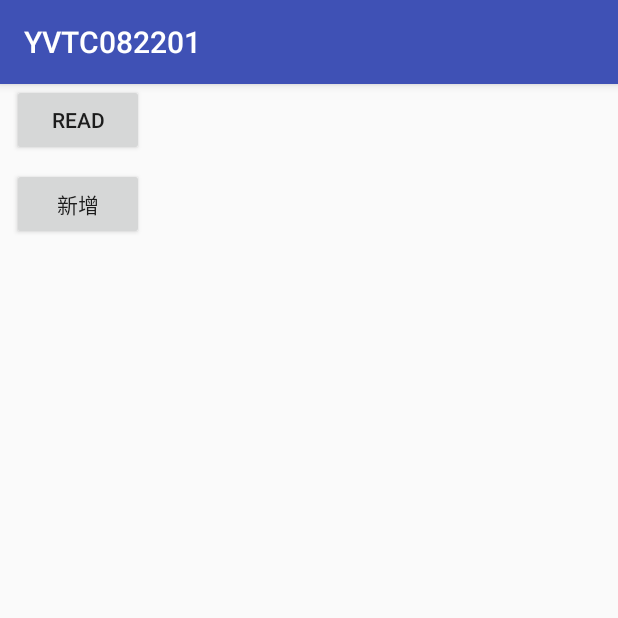
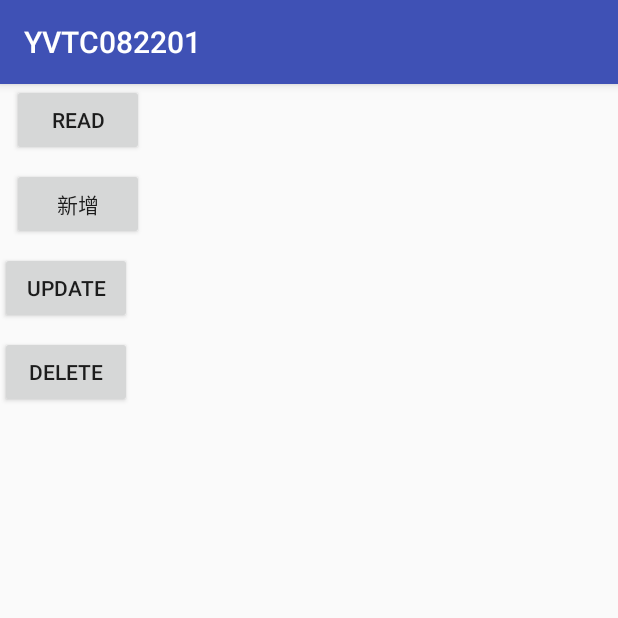
Before and after one commit to Shaojung/YVTC082201, an Android app: the screen it shows after launch (MainActivity), on a phone screen of 412 x 824 dp, the top half of it. Run offline under Robolectric (Android 15) with nearby library versions, the phone set to English and light mode, and no system bars.

```diff
--- a/app/src/main/res/layout/activity_main.xml
+++ b/app/src/main/res/layout/activity_main.xml
@@ -26,4 +26,24 @@
         android:text="新增"
         app:layout_constraintLeft_toLeftOf="parent"
         app:layout_constraintTop_toBottomOf="@+id/button" />
+
+    <Button
+        android:id="@+id/button3"
+        android:layout_width="wrap_content"
+        android:layout_height="wrap_content"
+        android:layout_marginTop="8dp"
+        android:onClick="clickUpdate"
+        android:text="Update"
+        app:layout_constraintTop_toBottomOf="@+id/button2"
+        tools:layout_editor_absoluteX="8dp" />
+
+    <Button
+        android:id="@+id/button4"
+        android:layout_width="wrap_content"
+        android:layout_height="wrap_content"
+        android:layout_marginTop="8dp"
+        android:onClick="clickDelete"
+        android:text="Delete"
+        app:layout_constraintTop_toBottomOf="@+id/button3"
+        tools:layout_editor_absoluteX="16dp" />
 </android.support.constraint.ConstraintLayout>
```
Also changed, not shown: app/src/main/java/com/example/yvtc/yvtc082201/MainActivity.java (+18 -1 lines).
